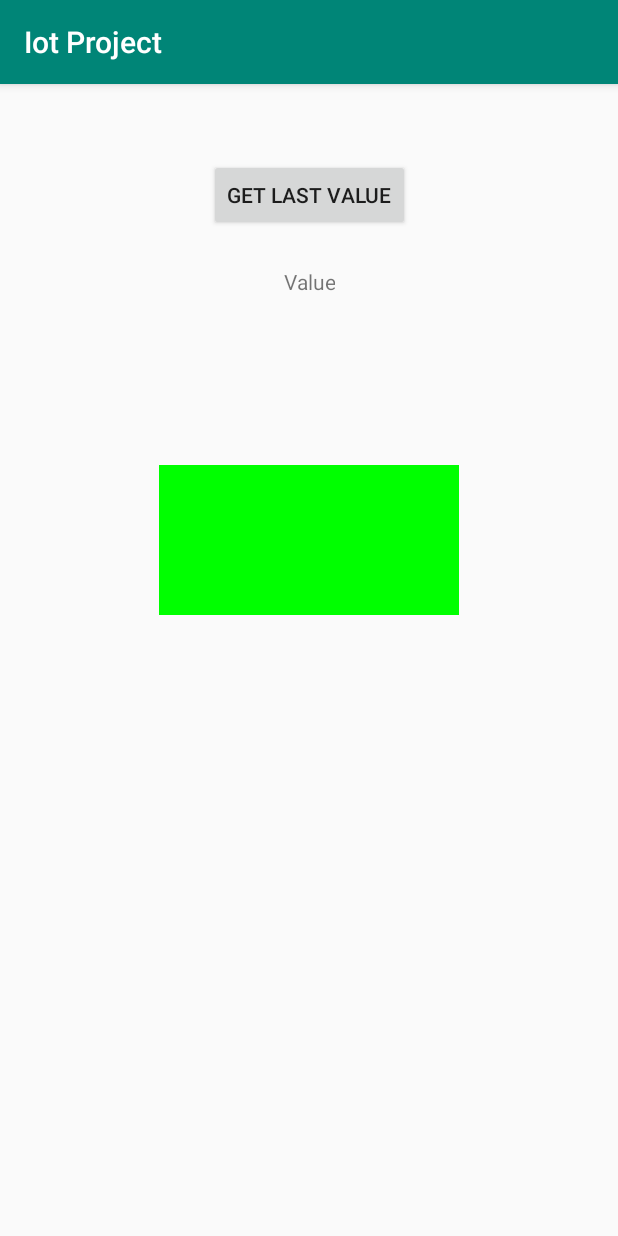
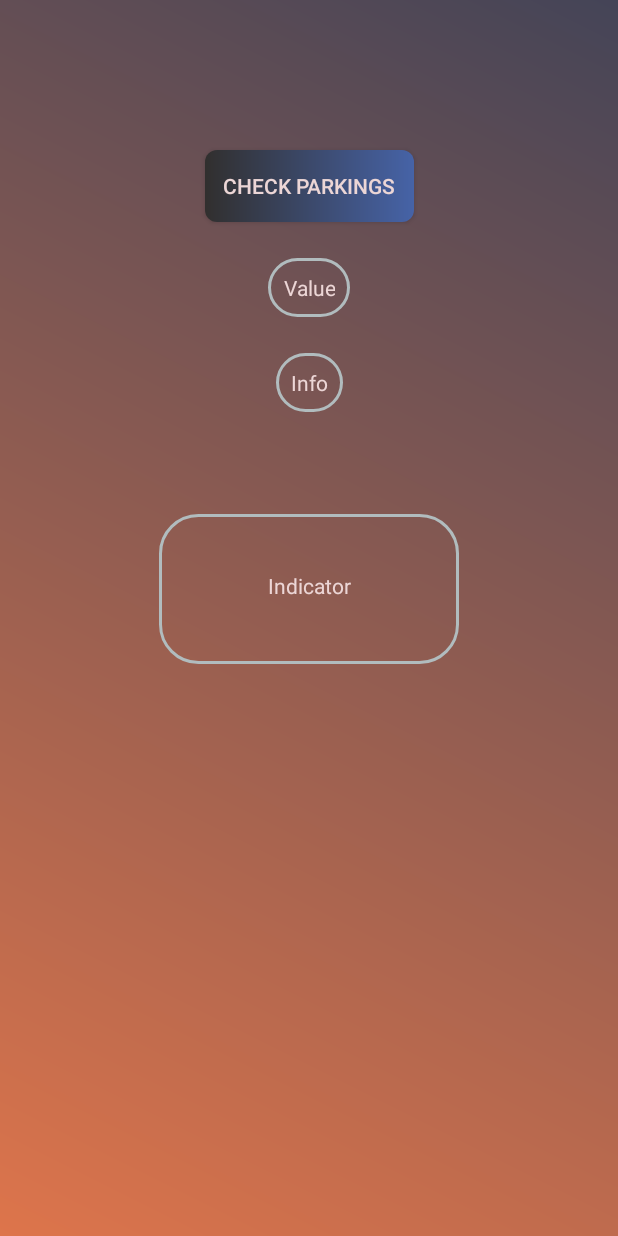
Before and after one commit to mikkelschmidt14/IoTCarFriend, an Android app: the screen it shows after launch (MainActivity), on a phone screen of 412 x 824 dp. Run offline under Robolectric (Android 15) with nearby library versions, the phone set to English and light mode, and no system bars.

Commit message:
Super Cool!

```diff
--- a/app/src/main/AndroidManifest.xml
+++ b/app/src/main/AndroidManifest.xml
@@ -2,6 +2,7 @@
 <manifest xmlns:android="http://schemas.android.com/apk/res/android"
     xmlns:tools="http://schemas.android.com/tools"
     package="com.example.schmi.iotproject">
+
     <uses-permission android:name="android.permission.INTERNET" />
 
     <application
--- a/app/src/main/java/com/example/schmi/iotproject/MainActivity.java
+++ b/app/src/main/java/com/example/schmi/iotproject/MainActivity.java
@@ -14,12 +14,11 @@ import android.widget.Toast;
 import org.json.JSONArray;
 import org.json.JSONException;
 import org.json.JSONObject;
-import org.json.JSONTokener;
+
 import java.io.BufferedReader;
 import java.io.InputStreamReader;
 import java.net.HttpURLConnection;
 import java.net.URL;
-
 
 
 public class MainActivity extends AppCompatActivity {
@@ -36,11 +35,10 @@ public class MainActivity extends AppCompatActivity {
         b1 = (Button) findViewById(R.id.b1);
         indicator = (TextView) findViewById(R.id.indicator);
 
-        indicator.setText("");
-        indicator.setBackgroundColor(Color.parseColor("#00ff00"));
-        t2.setText("");
+        indicator.setText("Indicator");
+        t2.setText("Info");
 
-
+        //Executes the AsyncTask when the button is pushed
         b1.setOnClickListener(new View.OnClickListener() {
             @Override
             public void onClick(View v) {
@@ -54,10 +52,12 @@ public class MainActivity extends AppCompatActivity {
     class getDataFromThingSpeak extends AsyncTask<Void, Void, String> {
 
         protected void onPreExecute() {
-            t2.setText("Getting data from ThingSpeak\nPlease Wait...");
+            t2.setText("Getting data from ThingSpeak. Please Wait...");
         }
 
         protected String doInBackground(Void... voids) {
+
+            //Receives a JSON tring from the URL
             try {
                 URL url = new URL("https://api.thingspeak.com/channels/673886/feeds.json?api_key=RO4HNU8HPCYBXXVD&results=2");
                 HttpURLConnection urlConnection = (HttpURLConnection) url.openConnection();
@@ -88,6 +88,7 @@ public class MainActivity extends AppCompatActivity {
                 return;
             }
 
+            //Getting the last value from the JSON string from field4
             try {
 
                 JSONObject json = new JSONObject(response);
@@ -110,12 +111,13 @@ public class MainActivity extends AppCompatActivity {
 
     private void checkVal(String val){
 
+        //Checks if the value is legal
         if(val.equals("Illigal parking")){
-            indicator.setText("Illigal parkings detected");
-            indicator.setBackgroundColor(Color.parseColor("#ff0000"));
+            indicator.setText("Illegal parkings detected");
+            indicator.setBackgroundResource(R.drawable.red_textview);
         } else {
-            indicator.setText("No illigal parkings detected");
-            indicator.setBackgroundColor(Color.parseColor("#00ff00"));
+            indicator.setText("No illegal parkings detected");
+            indicator.setBackgroundResource(R.drawable.green_textview);
 
         }
 
--- /dev/null
+++ b/app/src/main/res/drawable/background_gradiant.xml
@@ -0,0 +1,7 @@
+<shape xmlns:android="http://schemas.android.com/apk/res/android"
+    android:shape="rectangle">
+    <gradient
+        android:startColor="#c8d6501b"
+        android:endColor="#c812122a"
+        android:angle="45"/>
+</shape>
--- /dev/null
+++ b/app/src/main/res/drawable/custom_button.xml
@@ -0,0 +1,12 @@
+<?xml version="1.0" encoding="utf-8"?>
+<shape xmlns:android="http://schemas.android.com/apk/res/android">
+
+    <gradient android:angle="180"
+        android:startColor="#4663a7"
+        android:endColor="#312f2e"/>
+    <padding android:bottom="5dp" android:left="12dp" android:right="12dp" android:top="5dp"/>
+
+    <corners
+        android:radius="8dp"/>
+
+</shape>
--- /dev/null
+++ b/app/src/main/res/drawable/custom_textview.xml
@@ -0,0 +1,7 @@
+<?xml version="1.0" encoding="utf-8"?>
+<shape xmlns:android="http://schemas.android.com/apk/res/android">
+    <stroke android:width="2dp" android:color="#B1BCBE" />
+    <corners android:radius="25dp"/>
+    <padding android:left="10dp" android:top="10dp" android:right="10dp" android:bottom="10dp" />
+
+</shape>
--- /dev/null
+++ b/app/src/main/res/drawable/green_textview.xml
@@ -0,0 +1,8 @@
+<?xml version="1.0" encoding="utf-8"?>
+<shape xmlns:android="http://schemas.android.com/apk/res/android">
+    <solid android:color="#c843a619"/>
+    <stroke android:width="2dp" android:color="#B1BCBE" />
+    <corners android:radius="25dp"/>
+    <padding android:left="0dp" android:top="38dp" android:right="0dp" android:bottom="0dp" />
+
+</shape>
--- /dev/null
+++ b/app/src/main/res/drawable/red_textview.xml
@@ -0,0 +1,8 @@
+<?xml version="1.0" encoding="utf-8"?>
+<shape xmlns:android="http://schemas.android.com/apk/res/android">
+    <solid android:color="#f0b11a1e"/>
+    <stroke android:width="2dp" android:color="#B1BCBE" />
+    <corners android:radius="25dp"/>
+    <padding android:left="0dp" android:top="38dp" android:right="0dp" android:bottom="0dp" />
+
+</shape>
--- a/app/src/main/res/layout/activity_main.xml
+++ b/app/src/main/res/layout/activity_main.xml
@@ -5,21 +5,25 @@
     xmlns:app="http://schemas.android.com/apk/res-auto"
     android:layout_width="match_parent"
     android:layout_height="match_parent"
-    tools:context=".MainActivity">
+    tools:context=".MainActivity"
+    android:background="@drawable/background_gradiant">
 
     <Button
         android:id="@+id/b1"
         android:layout_width="wrap_content"
         android:layout_height="wrap_content"
         android:layout_marginStart="8dp"
-        android:layout_marginTop="50dp"
+        android:layout_marginTop="100dp"
         android:layout_marginEnd="8dp"
-        android:text="Get last value"
+        android:background="@drawable/custom_button"
+        android:text="Check parkings"
+        android:textColor="@color/textColor"
         app:layout_constraintEnd_toEndOf="parent"
         app:layout_constraintStart_toStartOf="parent"
         app:layout_constraintTop_toTopOf="parent" />
 
     <TextView
+        android:background="@drawable/custom_textview"
         android:id="@+id/t1"
         android:layout_width="wrap_content"
         android:layout_height="wrap_content"
@@ -29,6 +33,7 @@
         android:layout_marginTop="24dp"
         android:layout_marginEnd="8dp"
         android:text="Value"
+        android:textColor="@color/textColor"
         android:textAlignment="center"
         app:layout_constraintEnd_toEndOf="parent"
         app:layout_constraintStart_toStartOf="parent"
@@ -43,12 +48,15 @@
         android:layout_marginStart="8dp"
         android:layout_marginTop="24dp"
         android:layout_marginEnd="8dp"
+        android:background="@drawable/custom_textview"
         android:text="Info"
+        android:textColor="@color/textColor"
         app:layout_constraintEnd_toEndOf="parent"
         app:layout_constraintStart_toStartOf="parent"
         app:layout_constraintTop_toBottomOf="@+id/t1" />
 
     <TextView
+        android:background="@drawable/custom_textview"
         android:id="@+id/indicator"
         android:layout_width="200dp"
         android:layout_height="100dp"
@@ -58,6 +66,7 @@
         android:layout_marginBottom="8dp"
         android:paddingTop="38dp"
         android:text="Indicator"
+        android:textColor="@color/textColor"
         android:textAlignment="center"
         app:layout_constraintBottom_toBottomOf="parent"
         app:layout_constraintEnd_toEndOf="parent"
--- a/app/src/main/res/values/colors.xml
+++ b/app/src/main/res/values/colors.xml
@@ -3,4 +3,5 @@
     <color name="colorPrimary">#008577</color>
     <color name="colorPrimaryDark">#00574B</color>
     <color name="colorAccent">#D81B60</color>
+    <color name="textColor">#ECD6D6</color>
 </resources>
--- a/app/src/main/res/values/styles.xml
+++ b/app/src/main/res/values/styles.xml
@@ -1,7 +1,7 @@
 <resources>
 
     <!-- Base application theme. -->
-    <style name="AppTheme" parent="Theme.AppCompat.Light.DarkActionBar">
+    <style name="AppTheme" parent="Theme.AppCompat.Light.NoActionBar">
         <!-- Customize your theme here. -->
         <item name="colorPrimary">@color/colorPrimary</item>
         <item name="colorPrimaryDark">@color/colorPrimaryDark</item>
```
Also changed, not shown: 1 other file.
